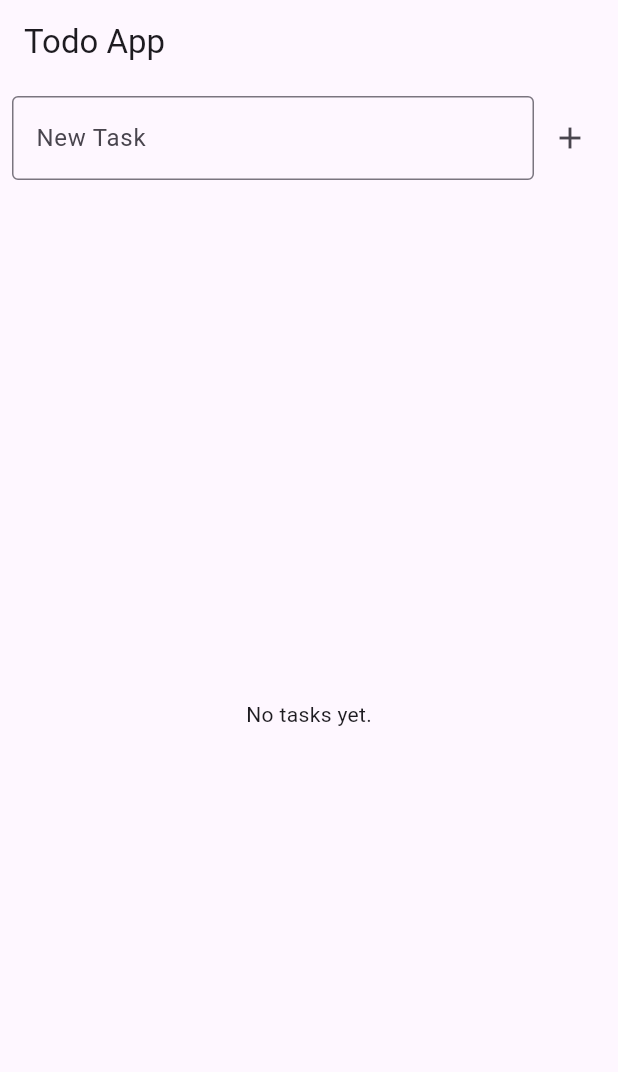
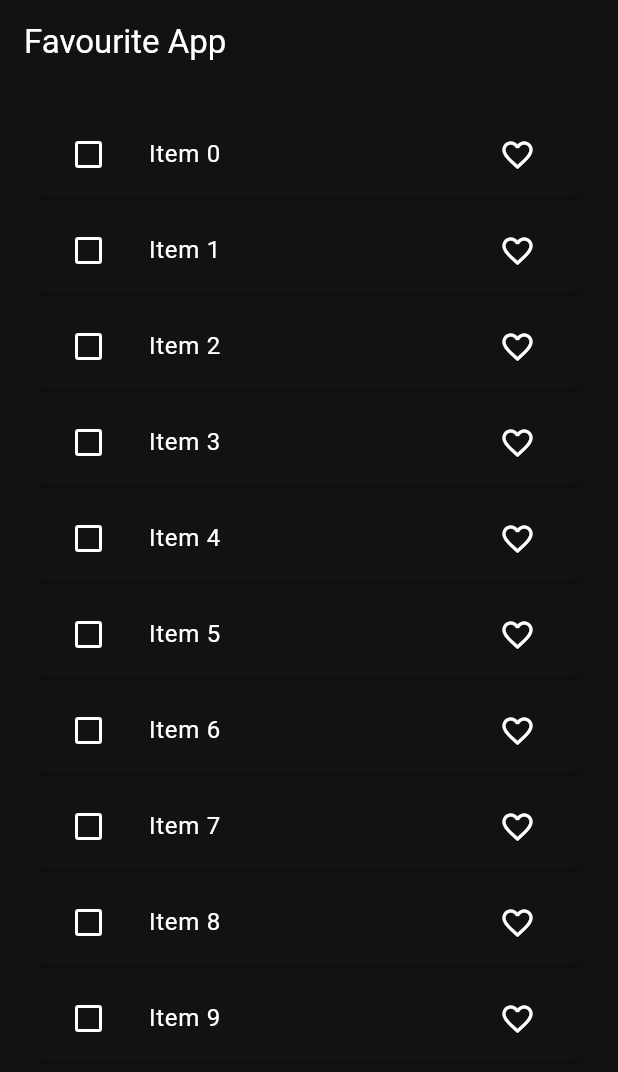
Before and after one commit to findmebyvinay/bloc, a Flutter app: the screen it shows after launch, on a phone screen of 412 x 824 dp. Shown: the top 1072 px of the screen. Run offline on Flutter 3.47's test engine with Material 3 defaults, Android fonts, the phone set to English and light mode, and no system bars; our stand-ins replace bloc, equatable, flutter_bloc.

Commit message:
practicing api with bloc

```diff
--- a/lib/bloc/fav/fav_bloc.dart
+++ b/lib/bloc/fav/fav_bloc.dart
@@ -0,0 +1,35 @@
+import 'package:bloc/bloc.dart';
+import 'package:bloc_prac/bloc/fav/fav_event.dart';
+import 'package:bloc_prac/bloc/fav/fav_states.dart';
+import 'package:bloc_prac/model/fav_item_model.dart';
+import 'package:bloc_prac/repository/fav_repository.dart';
+
+class FavBloc extends Bloc<FavEvent,FavStates>{
+  List<FavItemModel> favouriteList=[];
+  List<FavItemModel> tempFavList=[];
+  FavRepository favRepository;
+  FavBloc(this.favRepository):super(FavStates()){
+    on<FetchFavItem> (fetchFavList);
+    on<SelectItem>(selectedItem);
+    on<UnSelectItem>(unSelectedItem);
+  }
+  void selectedItem(SelectItem events,Emitter<FavStates> emit){
+   tempFavList.add(events.item);
+   emit(state.copyWith(tempFavList:List.from(tempFavList)));
+  }
+   void unSelectedItem(UnSelectItem events,Emitter<FavStates> emit){
+   tempFavList.remove(events.item);
+   emit(state.copyWith(tempFavList:List.from(tempFavList)));
+  }
+
+  void fetchFavList(FetchFavItem events , Emitter<FavStates> emit)async{
+    favouriteList= await favRepository.fetchItem();
+
+    emit(state.copyWith(favItemList:List.from(favouriteList),
+    listStatus: ListStatus.Success
+    ));
+
+  }
+
+
+}
--- a/lib/bloc/fav/fav_event.dart
+++ b/lib/bloc/fav/fav_event.dart
@@ -0,0 +1,28 @@
+import 'package:bloc_prac/model/fav_item_model.dart';
+import 'package:equatable/equatable.dart';
+
+abstract class FavEvent extends Equatable{
+
+ const FavEvent();
+
+ List<Object> get props=>[];
+
+}
+
+class FetchFavItem extends FavEvent{
+}
+class FavouriteItem extends FavEvent {
+   FavItemModel item ;
+  FavouriteItem({required this.item}) ;
+}
+class SelectItem extends FavEvent{
+    FavItemModel item ;
+  SelectItem({required this.item});
+}
+class UnSelectItem extends FavEvent {
+  FavItemModel item ;
+  UnSelectItem({required this.item}) ;
+}
+
+class DeleteItem extends FavEvent {
+}
--- a/lib/bloc/fav/fav_states.dart
+++ b/lib/bloc/fav/fav_states.dart
@@ -0,0 +1,27 @@
+import 'package:bloc_prac/model/fav_item_model.dart';
+import 'package:equatable/equatable.dart';
+enum ListStatus{Loading, Success, Faliure}
+
+class FavStates extends Equatable{
+
+ final List<FavItemModel> favItemList;
+ List<FavItemModel> tempFavList;
+ ListStatus listStatus;
+
+FavStates({
+  this.favItemList= const[],
+  this.listStatus=ListStatus.Loading,
+  this.tempFavList=const[]
+  });
+ FavStates copyWith({List<FavItemModel> ?favItemList,List<FavItemModel> ?tempFavList,ListStatus ?listStatus}){
+  return FavStates(
+    favItemList: favItemList?? this.favItemList,
+    tempFavList: tempFavList?? this.tempFavList,
+    listStatus: listStatus?? this.listStatus
+  );
+ }
+
+@override
+  List<Object> get props=> [favItemList,tempFavList,listStatus];
+
+}
--- a/lib/main.dart
+++ b/lib/main.dart
@@ -1,7 +1,11 @@
 import 'package:bloc_prac/bloc/Counter_cubit.dart';
 import 'package:bloc_prac/bloc/bloc_counter/counter_bloc.dart';
+import 'package:bloc_prac/bloc/fav/fav_bloc.dart';
+import 'package:bloc_prac/bloc/fav/fav_event.dart';
 import 'package:bloc_prac/bloc/switch/switch_bloc.dart';
+import 'package:bloc_prac/repository/fav_repository.dart';
 import 'package:bloc_prac/ui/counter_view.dart';
+import 'package:bloc_prac/ui/fav_screen.dart';
 import 'package:bloc_prac/ui/notify.dart';
 import 'package:bloc_prac/ui/todo_screen.dart';
 import 'package:flutter/material.dart';
@@ -24,10 +28,12 @@ class MyApp extends StatelessWidget {
         ),
      BlocProvider( create:(context) => SwitchBloc(),),
      BlocProvider(create: (context) =>CounterBloc()),
+       BlocProvider(create: (context) =>FavBloc(FavRepository())..add(FetchFavItem())),
 
       ],
       child: MaterialApp(
         title: 'Flutter Demo',
+        themeMode: ThemeMode.dark,
         theme: ThemeData(
           // This is the theme of your application.
           //
@@ -44,10 +50,11 @@ class MyApp extends StatelessWidget {
           //
           // This works for code too, not just values: Most code changes can be
           // tested with just a hot reload.
-          colorScheme: ColorScheme.fromSeed(seedColor: Colors.deepPurple),
+          colorScheme: ColorScheme.dark(),
           useMaterial3: true,
         ),
-        home:TodoScreen()
+        debugShowCheckedModeBanner: false,
+        home:FavScreen()
       ),
     );
   }
--- a/lib/model/fav_item_model.dart
+++ b/lib/model/fav_item_model.dart
@@ -0,0 +1,25 @@
+import 'package:equatable/equatable.dart';
+
+class FavItemModel extends Equatable{
+  int id;
+  String value;
+  final bool isDeleted;
+  final bool isFavourite;
+  FavItemModel({
+    required this.id,
+    required this.value,
+    this.isDeleted=false,
+    this.isFavourite=false
+  });
+
+  FavItemModel copyWith({int ?id, String ?value,bool?  isDeleted,bool?isFavourite}){
+    return FavItemModel(id: id?? this.id,
+    value: value?? this.value,
+    isDeleted: isDeleted?? this.isDeleted,
+    isFavourite: isFavourite?? this.isFavourite
+    );
+  }
+
+  @override
+  List<Object> get props=>[id,value,isDeleted,isFavourite];
+}
--- a/lib/repository/fav_repository.dart
+++ b/lib/repository/fav_repository.dart
@@ -0,0 +1,18 @@
+import 'package:bloc_prac/model/fav_item_model.dart';
+
+class FavRepository {
+
+Future<List<FavItemModel>> fetchItem() async{
+await Future<void> .delayed(const Duration(seconds: 3));
+return List.from(_generateList(10));
+
+}
+List<FavItemModel>_generateList(int length){
+    return List.generate(length,
+     (index) => FavItemModel(id: index, value: 'Item $index'));
+
+}
+Future<void> deleteItem(int id)async{
+await Future.delayed(const Duration(seconds: 2));
+}
+}
--- /dev/null
+++ b/lib/ui/fav_screen.dart
@@ -0,0 +1,71 @@
+import 'package:bloc_prac/bloc/fav/fav_bloc.dart';
+import 'package:bloc_prac/bloc/fav/fav_states.dart';
+import 'package:bloc_prac/model/fav_item_model.dart';
+import 'package:flutter/material.dart';
+import 'package:flutter_bloc/flutter_bloc.dart';
+
+import '../bloc/fav/fav_event.dart';
+
+class FavScreen extends StatelessWidget {
+  const FavScreen({super.key});
+
+  @override
+  Widget build(BuildContext context) {
+    return Scaffold(
+       appBar: AppBar(title: const Text('Favourite App'),
+        actions: const [
+
+        ],
+      ),
+      body: Padding(
+        padding: const EdgeInsets.all(15),
+        child: BlocBuilder<FavBloc, FavStates>(
+          builder: (BuildContext context, state) {
+            switch (state.listStatus) {
+              case ListStatus.Loading:
+                return const Center(child: CircularProgressIndicator());
+              case ListStatus.Faliure:
+                return const Center(child: Text('error'));
+              case ListStatus.Success:
+                return ListView.builder(
+                    itemCount: state.favItemList.length,
+                    itemBuilder: (context, index) {
+                      return Card(
+                        child: ListTile(
+                          leading: Checkbox(value: state.tempFavList.contains(state.favItemList[index]) ? true : false,
+                            onChanged: (bool? value) {
+                              FavItemModel item = state.favItemList[index];
+                              if (value!) {
+                                context.read<FavBloc>().add(SelectItem(item: item));
+                              } else {
+                                context.read<FavBloc>().add(UnSelectItem(item: item));
+                              }
+                            },),
+                          title: Text(state.favItemList[index].value , style: TextStyle(
+                              decoration: state.tempFavList.contains(state.favItemList[index])? TextDecoration.lineThrough : TextDecoration.none  ,
+                            color: state.tempFavList.contains(state.favItemList[index])? Colors.red : Colors.white
+                          ),),
+                          trailing: IconButton(
+                            onPressed: () {
+                              FavItemModel item = state.favItemList[index];
+
+                              context.read<FavBloc>().add(FavouriteItem(
+                                  item: FavItemModel(
+                                      id: item.id, isFavourite: item.isFavourite ? false : true,
+                                      value: item.value
+                                  )));
+                            },
+                            icon: Icon(state.favItemList[index].isFavourite ? Icons.favorite : Icons.favorite_outline),
+                          ),
+                        ),
+                      );
+                    }
+                );
+            }
+          },
+
+        ),
+      ),
+    );
+  }
+}
```
Also changed, not shown: lib/bloc/comments/cmt_event.dart (added), lib/const/const.dart (added), lib/model/post_model.dart (added).
